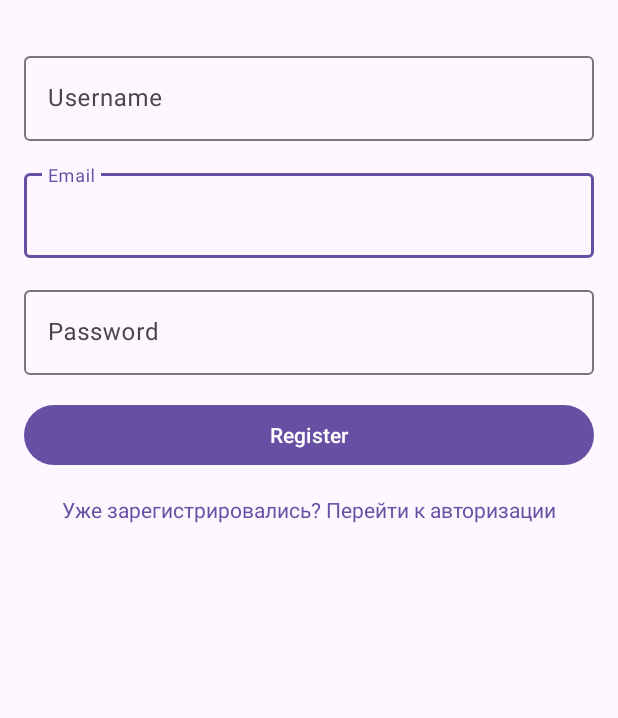
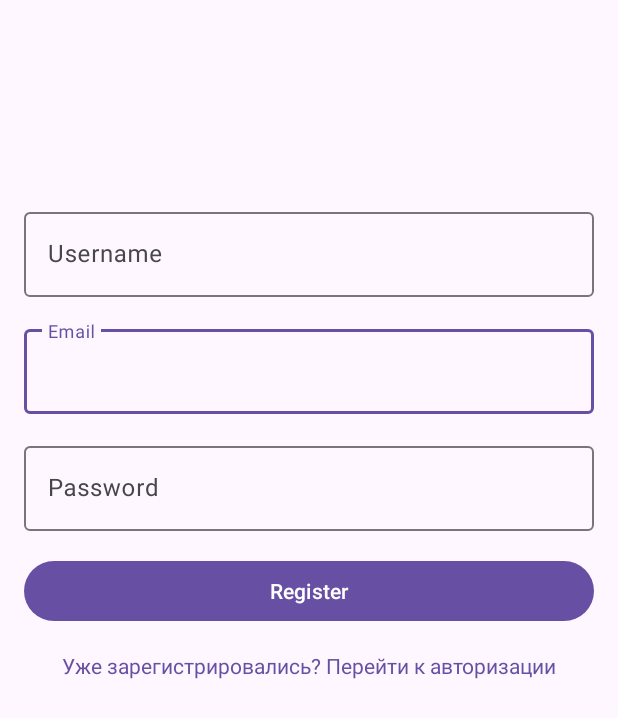
Before and after one commit to nazarovNV/buytown, an Android app: the screen it shows after launch (MainActivity), after a tap on "Впервые в BuyTown? Зарегистрируйтесь", on a phone screen of 412 x 824 dp. Shown: the top 718 px of the screen. Run offline under Robolectric (Android 15) with nearby library versions, the phone set to English and light mode, and no system bars; our stand-ins replace Dagger/Hilt's generated code.

Commit message:
Поправил отступы

```diff
--- a/app/src/main/res/layout/fragment_login.xml
+++ b/app/src/main/res/layout/fragment_login.xml
@@ -5,7 +5,8 @@
     android:layout_width="match_parent"
     android:layout_height="match_parent"
     android:orientation="vertical"
-    android:padding="16dp"
+    android:paddingVertical="120dp"
+    android:paddingHorizontal="16dp"
     tools:context=".ui.login.LoginFragment">
 
     <com.google.android.material.textfield.TextInputLayout
```
